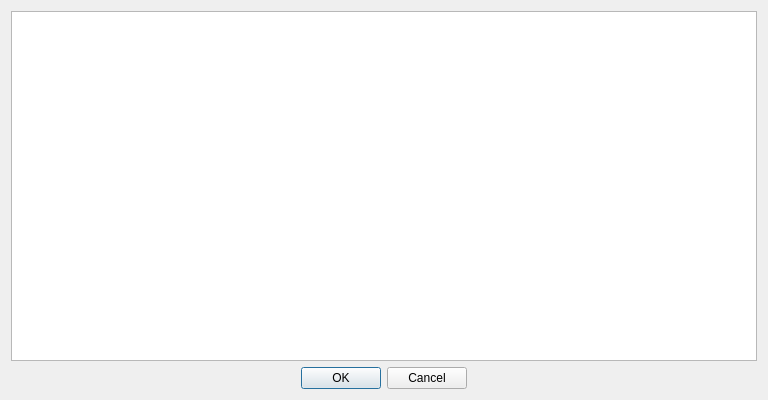
Above: ui_geofinder.ui from OpenICGC/QgisPlugin before the change. Below: the same form after it.
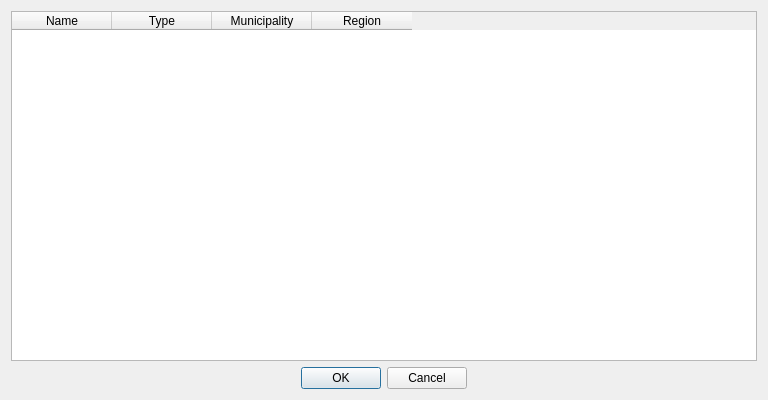
That is the form after the change.

```diff
--- a/ui_geofinder.ui
+++ b/ui_geofinder.ui
@@ -21,7 +21,28 @@
   </property>
   <layout class="QGridLayout" name="gridLayout">
    <item row="0" column="0">
-    <widget class="QTableWidget" name="tableWidget"/>
+    <widget class="QTableWidget" name="tableWidget">
+     <column>
+      <property name="text">
+       <string>Name</string>
+      </property>
+     </column>
+     <column>
+      <property name="text">
+       <string>Type</string>
+      </property>
+     </column>
+     <column>
+      <property name="text">
+       <string>Municipality</string>
+      </property>
+     </column>
+     <column>
+      <property name="text">
+       <string>Region</string>
+      </property>
+     </column>
+    </widget>
    </item>
    <item row="1" column="0">
     <widget class="QDialogButtonBox" name="buttonBox">
```
Left out of the diff: 2 changed lines with no effect on the pictures.
